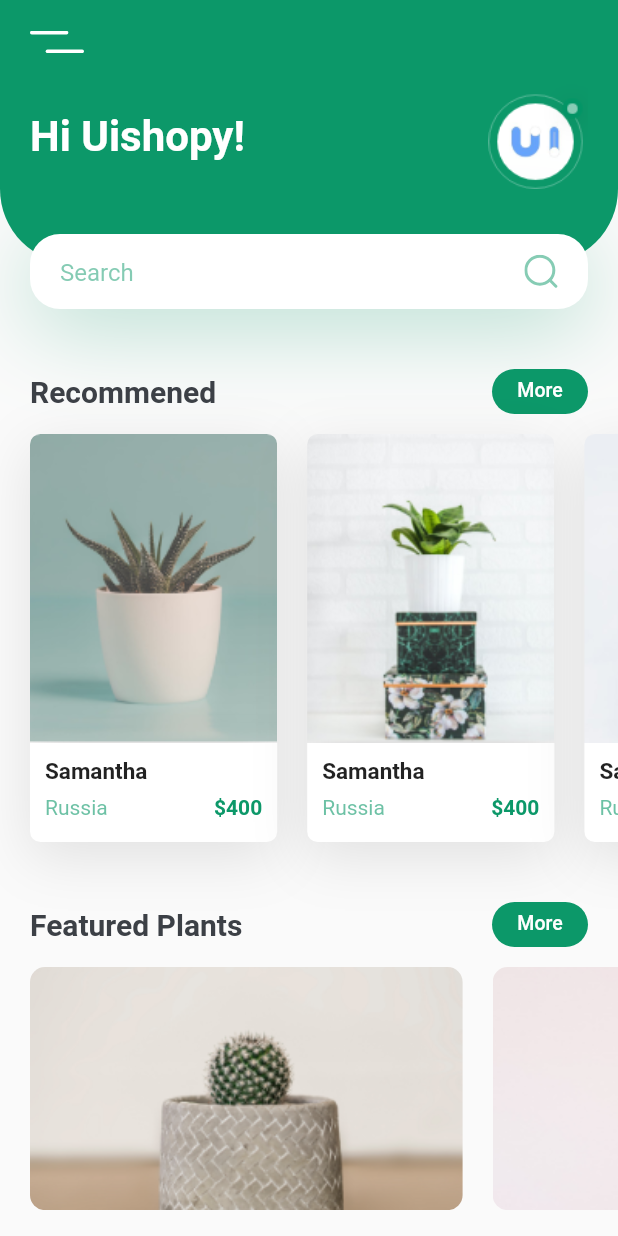
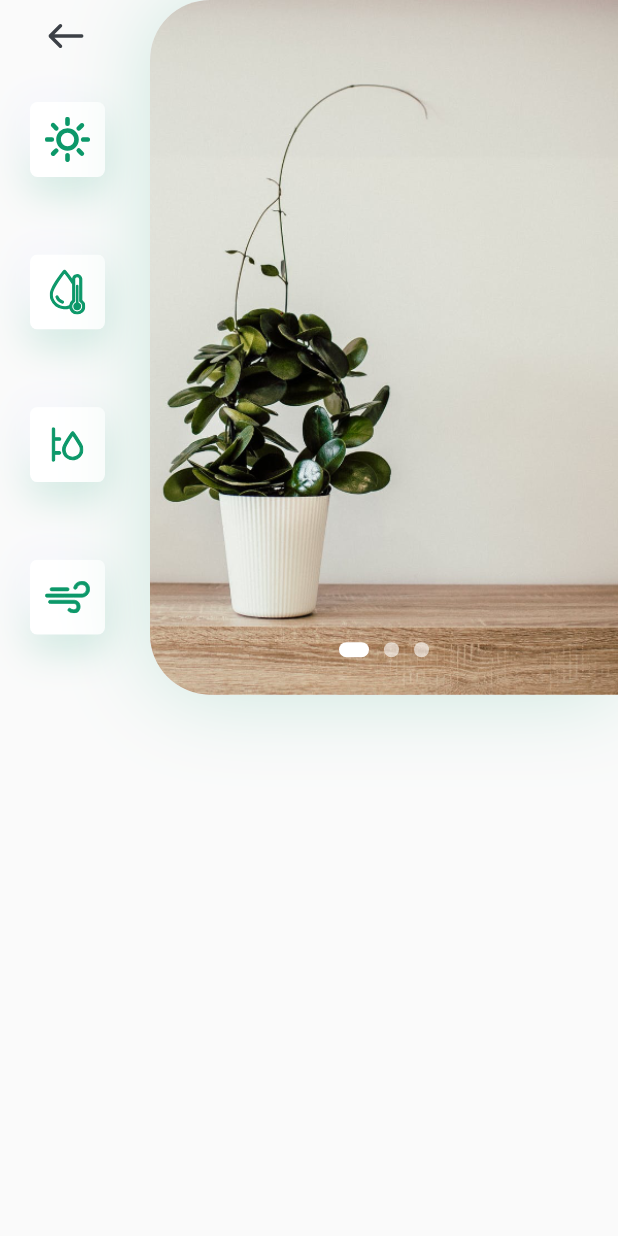
Before and after one commit to coderThanh/Flutter---Plant-App-Basic, a Flutter app: the screen it shows after launch, after a tap on "Samantha", on a phone screen of 412 x 824 dp. Run offline on Flutter 3.47's test engine with Material 2 defaults, Android fonts, the phone set to English and light mode, and no system bars; our stand-ins replace flutter_svg.

Commit message:
product detail slider finish

```diff
--- a/lib/main.dart
+++ b/lib/main.dart
@@ -2,7 +2,7 @@ import 'package:flutter/material.dart';
 
 import 'models/app_const_model.dart';
 import 'models/text_theme_model.dart';
-import 'views/screens/home_screen.dart';
+import 'views/screens/home/home_screen.dart';
 
 void main() {
   runApp(const MyApp());
--- /dev/null
+++ b/lib/views/screens/home/components/body.dart
@@ -0,0 +1,64 @@
+import 'package:flutter/material.dart';
+
+import '../../../../models/app_const_model.dart';
+import '../../../widgets/header_circle_widget.dart';
+import '../../../widgets/title_width_button_widget.dart';
+import 'featured_plants.dart';
+import 'recommened_list.dart';
+
+class HomeBody extends StatelessWidget {
+  const HomeBody({
+    Key? key,
+  }) : super(key: key);
+
+  @override
+  Widget build(BuildContext context) {
+    return SingleChildScrollView(
+      physics: const ClampingScrollPhysics(), // stop scroll on top
+      padding: const EdgeInsets.only(bottom: AppConst.margin),
+      child: Column(
+        crossAxisAlignment: CrossAxisAlignment.start,
+        children: [
+          const HeaderCircleWidget(),
+          //
+          const SizedBox(height: AppConst.margin),
+          TitleWithButtonWidget(
+            title: 'Recommened',
+            button: 'More',
+            onPress: () {},
+            padding: const EdgeInsets.only(
+                left: AppConst.padding,
+                right: AppConst.padding,
+                bottom: AppConst.padding / 1.5),
+          ),
+          const RecommenedListBlock(),
+          //
+          const SizedBox(height: AppConst.margin),
+          TitleWithButtonWidget(
+            title: 'Featured Plants',
+            button: 'More',
+            onPress: () {},
+            padding: const EdgeInsets.only(
+                left: AppConst.padding,
+                right: AppConst.padding,
+                bottom: AppConst.padding / 1.5),
+          ),
+          const FeaturedPlantsBlock(),
+          //
+          const SizedBox(height: AppConst.margin),
+          TitleWithButtonWidget(
+            title: 'Best Seller',
+            button: 'More',
+            onPress: () {},
+            padding: const EdgeInsets.only(
+                left: AppConst.padding,
+                right: AppConst.padding,
+                bottom: AppConst.padding / 1.5),
+          ),
+          const RecommenedListBlock(),
+          const SizedBox(height: AppConst.padding),
+        ],
+      ),
+    );
+  }
+}
--- a/lib/views/widgets/blocks/featured_plants_block.dart
+++ b/lib/views/screens/home/components/featured_plants.dart
@@ -1,7 +1,8 @@
 import 'package:flutter/material.dart';
 
-import '../../../models/app_const_model.dart';
-import '../product_box_image.dart';
+import '../../../../models/app_const_model.dart';
+import '../../../widgets/product_box_image.dart';
+import '../../product_detail/product_detail_screen.dart';
 
 class FeaturedPlantsBlock extends StatefulWidget {
   const FeaturedPlantsBlock({Key? key}) : super(key: key);
@@ -26,6 +27,12 @@ class _FeaturedPlantsBlockState extends State<FeaturedPlantsBlock> {
             margin: const EdgeInsets.symmetric(
               horizontal: AppConst.padding,
             ),
+            onTap: () {
+              Navigator.push(
+                  context,
+                  MaterialPageRoute(
+                      builder: (context) => const ProductDetailSceen()));
+            },
           ),
           ProductBoxImage(
             size: size,
@@ -34,6 +41,12 @@ class _FeaturedPlantsBlockState extends State<FeaturedPlantsBlock> {
             margin: const EdgeInsets.only(
               right: AppConst.padding,
             ),
+            onTap: () {
+              Navigator.push(
+                  context,
+                  MaterialPageRoute(
+                      builder: (context) => const ProductDetailSceen()));
+            },
           ),
           ProductBoxImage(
             size: size,
@@ -42,6 +55,12 @@ class _FeaturedPlantsBlockState extends State<FeaturedPlantsBlock> {
             margin: const EdgeInsets.only(
               right: AppConst.padding,
             ),
+            onTap: () {
+              Navigator.push(
+                  context,
+                  MaterialPageRoute(
+                      builder: (context) => const ProductDetailSceen()));
+            },
           ),
         ],
       ),
--- /dev/null
+++ b/lib/views/screens/home/components/navigation_bottom_widget.dart
@@ -0,0 +1,69 @@
+import 'package:flutter/material.dart';
+import 'package:flutter_svg/flutter_svg.dart';
+
+import '../../../../models/app_const_model.dart';
+
+class BottomNavigation extends StatelessWidget {
+  const BottomNavigation({
+    Key? key,
+  }) : super(key: key);
+
+  @override
+  Widget build(BuildContext context) {
+    return Container(
+      decoration: BoxDecoration(
+        color: Colors.white,
+        boxShadow: [
+          BoxShadow(
+            color: Colors.black.withOpacity(0.05),
+            spreadRadius: 0,
+            blurRadius: 10,
+          ),
+        ],
+      ),
+      padding: const EdgeInsets.only(
+        left: AppConst.padding,
+        right: AppConst.padding,
+        bottom: AppConst.padding / 3,
+      ),
+      child: Row(
+        mainAxisAlignment: MainAxisAlignment.spaceBetween,
+        children: [
+          Material(
+            color: Colors.transparent,
+            child: IconButton(
+              onPressed: () {},
+              splashRadius: 20,
+              icon: SvgPicture.asset(
+                AppConst.iconFlower,
+                height: 18,
+              ),
+            ),
+          ),
+          Material(
+            color: Colors.transparent,
+            child: IconButton(
+              onPressed: () {},
+              splashRadius: 20,
+              icon: SvgPicture.asset(
+                AppConst.iconHeader,
+                height: 18,
+              ),
+            ),
+          ),
+          Material(
+            color: Colors.transparent,
+            child: IconButton(
+              onPressed: () {},
+              splashRadius: 20,
+              icon: SvgPicture.asset(
+                AppConst.iconUser,
+                height: 18,
+              ),
+            ),
+          ),
+        ],
+      ),
+    );
+  }
+}
--- a/lib/views/widgets/blocks/recommened_list_widget.dart
+++ b/lib/views/screens/home/components/recommened_list.dart
@@ -1,7 +1,8 @@
 import 'package:flutter/material.dart';
 
-import '../../../models/app_const_model.dart';
-import '../product_box_default_widget.dart';
+import '../../../../models/app_const_model.dart';
+import '../../../widgets/product_box_default_widget.dart';
+import '../../product_detail/product_detail_screen.dart';
 
 class RecommenedListBlock extends StatelessWidget {
   const RecommenedListBlock({
@@ -23,7 +24,12 @@ class RecommenedListBlock extends StatelessWidget {
             price: '400',
             img: 'assets/images/image_1.png',
             country: 'Russia',
-            onPress: () {},
+            onPress: () {
+              Navigator.push(
+                  context,
+                  MaterialPageRoute(
+                      builder: (context) => const ProductDetailSceen()));
+            },
             margin: const EdgeInsets.symmetric(horizontal: AppConst.padding),
           ),
           ProductBoxDefault(
@@ -33,7 +39,12 @@ class RecommenedListBlock extends StatelessWidget {
             img: 'assets/images/image_2.png',
             country: 'Russia',
             margin: const EdgeInsets.only(right: AppConst.padding),
-            onPress: () {},
+            onPress: () {
+              Navigator.push(
+                  context,
+                  MaterialPageRoute(
+                      builder: (context) => const ProductDetailSceen()));
+            },
           ),
           ProductBoxDefault(
             size: size,
@@ -42,7 +53,12 @@ class RecommenedListBlock extends StatelessWidget {
             img: 'assets/images/image_3.png',
             country: 'Russia',
             margin: const EdgeInsets.only(right: AppConst.padding),
-            onPress: () {},
+            onPress: () {
+              Navigator.push(
+                  context,
+                  MaterialPageRoute(
+                      builder: (context) => const ProductDetailSceen()));
+            },
           ),
         ],
       ),
--- /dev/null
+++ b/lib/views/screens/home/home_screen.dart
@@ -0,0 +1,40 @@
+import 'package:flutter/material.dart';
+import 'package:flutter_svg/svg.dart';
+
+import '../../../models/app_const_model.dart';
+import 'components/navigation_bottom_widget.dart';
+import 'components/body.dart';
+
+class HomeScreen extends StatefulWidget {
+  const HomeScreen({Key? key}) : super(key: key);
+
+  @override
+  State<HomeScreen> createState() => _HomeScreenState();
+}
+
+class _HomeScreenState extends State<HomeScreen> {
+  @override
+  Widget build(BuildContext context) {
+    return Scaffold(
+      appBar: homeAppBar(),
+      body: const HomeBody(),
+      bottomNavigationBar: const BottomNavigation(),
+    );
+  }
+
+  AppBar homeAppBar() {
+    return AppBar(
+      shadowColor: const Color.fromARGB(0, 0, 0, 0),
+      backgroundColor: AppConst.primary,
+      leading: Container(
+        padding: const EdgeInsets.only(left: AppConst.padding),
+        child: GestureDetector(
+          onTap: (() {}),
+          child: SvgPicture.asset(
+            AppConst.iconMenu,
+          ),
+        ),
+      ),
+    );
+  }
+}
--- a/lib/views/screens/home_screen.dart
+++ /dev/null
@@ -1,89 +0,0 @@
-import 'package:flutter/material.dart';
-import 'package:flutter_svg/svg.dart';
-
-import '../../models/app_const_model.dart';
-import '../widgets/blocks/featured_plants_block.dart';
-import '../widgets/header_circle_widget.dart';
-import '../widgets/blocks/recommened_list_widget.dart';
-import '../widgets/title_width_button_widget.dart';
-
-class HomeScreen extends StatefulWidget {
-  const HomeScreen({Key? key}) : super(key: key);
-
-  @override
-  State<HomeScreen> createState() => _HomeScreenState();
-}
-
-class _HomeScreenState extends State<HomeScreen> {
-  @override
-  Widget build(BuildContext context) {
-    // Size size = MediaQuery.of(context).size;
-
-    return Scaffold(
-      appBar: homeAppBar(),
-      body: SingleChildScrollView(
-        physics: const ClampingScrollPhysics(), // stop scroll on top
-        padding: const EdgeInsets.only(bottom: AppConst.margin),
-        child: Column(
-          crossAxisAlignment: CrossAxisAlignment.start,
-          children: [
-            const HeaderCircleWidget(),
-            //
-            const SizedBox(height: AppConst.margin),
-            TitleWithButtonWidget(
-              title: 'Recommened',
-              button: 'More',
-              onPress: () {},
-              padding: const EdgeInsets.only(
-                  left: AppConst.padding,
-                  right: AppConst.padding,
-                  bottom: AppConst.padding / 1.5),
-            ),
-            const RecommenedListBlock(),
-            //
-            const SizedBox(height: AppConst.margin),
-            TitleWithButtonWidget(
-              title: 'Featured Plants',
-              button: 'More',
-              onPress: () {},
-              padding: const EdgeInsets.only(
-                  left: AppConst.padding,
-                  right: AppConst.padding,
-                  bottom: AppConst.padding / 1.5),
-            ),
-            const FeaturedPlantsBlock(),
-            //
-            const SizedBox(height: AppConst.margin),
-            TitleWithButtonWidget(
-              title: 'Best Seller',
-              button: 'More',
-              onPress: () {},
-              padding: const EdgeInsets.only(
-                  left: AppConst.padding,
-                  right: AppConst.padding,
-                  bottom: AppConst.padding / 1.5),
-            ),
-            const RecommenedListBlock(),
-            const SizedBox(height: AppConst.padding),
-          ],
-        ),
-      ),
-    );
-  }
-
-  AppBar homeAppBar() {
-    return AppBar(
-      shadowColor: const Color.fromARGB(0, 0, 0, 0),
-      backgroundColor: AppConst.primary,
-      leading: Container(
-        padding: const EdgeInsets.only(left: AppConst.padding),
-        child: GestureDetector(
-          onTap: (() {}),
-          child: SvgPicture.asset(
-            AppConst.iconMenu,
-          ),
-        ),
-      ),
-    );
-  }
-}
--- /dev/null
+++ b/lib/views/screens/product_detail/components/actiont_side.dart
@@ -0,0 +1,89 @@
+import 'package:flutter/material.dart';
+import 'package:flutter_svg/svg.dart';
+
+import '../../../../models/app_const_model.dart';
+import '../../../widgets/button_icon_svg_widget.dart';
+
+class ActionSide extends StatelessWidget {
+  const ActionSide({
+    Key? key,
+  }) : super(key: key);
+
+  @override
+  Widget build(BuildContext context) {
+    return Container(
+      padding: const EdgeInsets.only(
+        left: AppConst.padding,
+        right: AppConst.padding,
+      ),
+      width: 100,
+      child: Column(
+        crossAxisAlignment: CrossAxisAlignment.start,
+        children: [
+          ButtonIconSvg(
+            backgroundColor: Colors.transparent,
+            splashRadius: 22,
+            boxDecoration: const BoxDecoration(),
+            onPress: () {
+              Navigator.pop(context);
+            },
+            icon: SvgPicture.asset(
+              AppConst.iconArrowBlack,
+              height: 16,
+            ),
+          ),
+          Expanded(
+            child: Padding(
+              padding: const EdgeInsets.only(
+                top: AppConst.padding,
+                bottom: AppConst.margin,
+              ),
+              child: Column(
+                mainAxisAlignment: MainAxisAlignment.spaceBetween,
+                children: [
+                  ButtonIconSvg(
+                    backgroundColor: Colors.white,
+                    height: 50,
+                    width: 50,
+                    onPress: () {},
+                    icon: SvgPicture.asset(
+                      AppConst.iconSun,
+                    ),
+                  ),
+                  ButtonIconSvg(
+                    backgroundColor: Colors.white,
+                    height: 50,
+                    width: 50,
+                    onPress: () {},
+                    icon: SvgPicture.asset(
+                      AppConst.iconTempareture,
+                    ),
+                  ),
+                  ButtonIconSvg(
+                    backgroundColor: Colors.white,
+                    height: 50,
+                    width: 50,
+                    onPress: () {},
+                    icon: SvgPicture.asset(
+                      AppConst.iconWater,
+                      height: 23,
+                    ),
+                  ),
+                  ButtonIconSvg(
+                    backgroundColor: Colors.white,
+                    height: 50,
+                    width: 50,
+                    onPress: () {},
+                    icon: SvgPicture.asset(
+                      AppConst.iconWind,
+                    ),
+                  ),
+                ],
+              ),
+            ),
+          )
+        ],
+      ),
+    );
+  }
+}
--- /dev/null
+++ b/lib/views/screens/product_detail/components/slide.dart
@@ -0,0 +1,72 @@
+import 'package:flutter/material.dart';
+
+import '../../../../models/app_const_model.dart';
+import '../../../widgets/indicator_widget.dart';
+
+class SliderImage extends StatefulWidget {
+  const SliderImage({Key? key}) : super(key: key);
+
+  @override
+  State<SliderImage> createState() => _SliderImageState();
+}
+
+class _SliderImageState extends State<SliderImage> {
+  PageController pageController = PageController();
+  int currentIndicator = 0;
+
+  @override
+  Widget build(BuildContext context) {
+    return Container(
+      clipBehavior: Clip.antiAlias,
+      decoration: BoxDecoration(
+        borderRadius: const BorderRadius.only(
+          topLeft: Radius.circular(40),
+          bottomLeft: Radius.circular(40),
+        ),
+        color: AppConst.background,
+        boxShadow: [
+          BoxShadow(
+            blurRadius: 50,
+            color: AppConst.primary.withOpacity(0.2),
+          ),
+        ],
+      ),
+      child: Stack(
+        alignment: Alignment.center,
+        children: [
+          PageView(
+            controller: pageController,
+            onPageChanged: (index) {
+              setState(() {
+                currentIndicator = index;
+              });
+            },
+            physics: const ClampingScrollPhysics(),
+            children: [
+              Image.asset(
+                'assets/images/img_slider.png',
+                fit: BoxFit.cover,
+              ),
+              Image.asset(
+                'assets/images/image_1.png',
+                fit: BoxFit.cover,
+              ),
+              Image.asset(
+                'assets/images/img_slider.png',
+                fit: BoxFit.cover,
+              ),
+            ],
+          ),
+          Positioned(
+            bottom: 25,
+            child: Indicator(
+              count: 3,
+              indexActive: currentIndicator,
+              pageController: pageController,
+            ),
+          ),
+        ],
+      ),
+    );
+  }
+}
--- /dev/null
+++ b/lib/views/screens/product_detail/product_detail_screen.dart
@@ -0,0 +1,41 @@
+import 'package:flutter/material.dart';
+import 'package:flutter/services.dart';
+
+import 'components/actiont_side.dart';
+import 'components/slide.dart';
+
+class ProductDetailSceen extends StatefulWidget {
+  const ProductDetailSceen({Key? key}) : super(key: key);
+
+  @override
+  State<ProductDetailSceen> createState() => _ProductDetailSceenState();
+}
+
+class _ProductDetailSceenState extends State<ProductDetailSceen> {
+  @override
+  Widget build(BuildContext context) {
+    Size size = MediaQuery.of(context).size;
+
+    return AnnotatedRegion(
+      value: SystemUiOverlayStyle.dark,
+      child: Scaffold(
+        body: SafeArea(
+          child: Column(
+            children: [
+              SizedBox(
+                height: (size.height * 0.562 > 400) ? size.height * 0.562 : 400,
+                child: Row(
+                  crossAxisAlignment: CrossAxisAlignment.stretch,
+                  children: const [
+                    ActionSide(),
+                    Expanded(child: SliderImage()),
+                  ],
+                ),
+              )
+            ],
+          ),
+        ),
+      ),
+    );
+  }
+}
--- /dev/null
+++ b/lib/views/widgets/button_icon_svg_widget.dart
@@ -0,0 +1,64 @@
+import 'package:flutter/material.dart';
+
+import '../../models/app_const_model.dart';
+
+class ButtonIconSvg extends StatelessWidget {
+  const ButtonIconSvg({
+    Key? key,
+    this.height,
+    this.width,
+    this.iconHeight,
+    this.iconWidth,
+    this.iconPadding,
+    this.backgroundColor,
+    this.boxDecoration,
+    this.onPress,
+    this.splashRadius,
+    required this.icon,
+  }) : super(key: key);
+
+  final double? width;
+  final double? height;
+  final double? iconHeight;
+  final double? iconWidth;
+  final EdgeInsets? iconPadding;
+  final Color? backgroundColor;
+  final BoxDecoration? boxDecoration;
+  final Widget icon;
+  final VoidCallback? onPress;
+  final double? splashRadius;
+
+  @override
+  Widget build(BuildContext context) {
+    return Container(
+      height: width,
+      width: height,
+      decoration: boxDecoration ??
+          BoxDecoration(
+            boxShadow: [
+              BoxShadow(
+                color: AppConst.primary.withOpacity(0.2),
+                blurRadius: 22,
+                offset: const Offset(0, 10),
+              ),
+              const BoxShadow(
+                offset: Offset(-10, -10),
+                blurRadius: 20,
+                color: AppConst.background,
+              ),
+            ],
+            borderRadius: BorderRadius.circular(5),
+          ),
+      clipBehavior: Clip.antiAliasWithSaveLayer,
+      child: Material(
+        color: backgroundColor ?? Colors.transparent,
+        child: IconButton(
+          onPressed: onPress,
+          splashRadius: splashRadius,
+          padding: iconPadding ?? const EdgeInsets.all(10),
+          icon: icon,
+        ),
+      ),
+    );
+  }
+}
--- /dev/null
+++ b/lib/views/widgets/indicator_widget.dart
@@ -0,0 +1,57 @@
+import 'package:flutter/material.dart';
+
+class Indicator extends StatelessWidget {
+  const Indicator({
+    Key? key,
+    required this.count,
+    required this.indexActive,
+    this.color,
+    this.colorActive,
+    this.margin,
+    this.pageController,
+    this.width,
+    this.widthActive,
+    this.height,
+  }) : super(key: key);
+
+  final int count;
+  final int indexActive;
+  final PageController? pageController;
+  final double? width;
+  final double? widthActive;
+  final double? height;
+  final Color? color;
+  final Color? colorActive;
+  final EdgeInsets? margin;
+
+  @override
+  Widget build(BuildContext context) {
+    return SizedBox(
+      height: height ?? 10,
+      child: ListView.builder(
+        scrollDirection: Axis.horizontal,
+        shrinkWrap: true,
+        itemCount: count,
+        itemBuilder: (context, index) {
+          return GestureDetector(
+            onTap: () => pageController?.animateToPage(index,
+                duration: const Duration(milliseconds: 400),
+                curve: Curves.ease),
+            child: AnimatedContainer(
+              width: (index == indexActive) ? widthActive ?? 20 : width ?? 10,
+              margin: margin ?? const EdgeInsets.symmetric(horizontal: 5),
+              decoration: BoxDecoration(
+                color: (index == indexActive)
+                    ? colorActive ?? Colors.white
+                    : color ?? Colors.white60,
+                borderRadius: const BorderRadius.all(Radius.circular(100)),
+              ),
+              duration: const Duration(milliseconds: 300),
+              curve: Curves.ease,
+            ),
+          );
+        },
+      ),
+    );
+  }
+}
--- a/lib/views/widgets/product_box_image.dart
+++ b/lib/views/widgets/product_box_image.dart
@@ -9,17 +9,19 @@ class ProductBoxImage extends StatelessWidget {
     required this.image,
     this.ratio,
     this.margin,
+    this.onTap,
   }) : super(key: key);
 
   final Size size;
   final double? ratio;
   final EdgeInsets? margin;
   final String image;
+  final VoidCallback? onTap;
 
   @override
   Widget build(BuildContext context) {
     return GestureDetector(
-      onTap: () {},
+      onTap: onTap,
       child: Container(
         clipBehavior: Clip.antiAliasWithSaveLayer,
         width: size.width * 0.7,
```
Also changed, not shown: assets/images/img_slider.png (renamed from assets/images/img.png).
